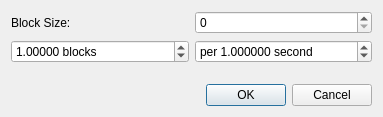
The window that Editor/tools/math/blocksperseconddialog.ui (WohlSoft/Moondust-Project) describes before a commit, drawn with Qt 5.
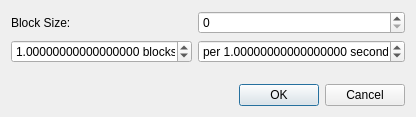
The same window after the commit. Icons and pictures are not drawn.

```diff
--- a/Editor/tools/math/blocksperseconddialog.ui
+++ b/Editor/tools/math/blocksperseconddialog.ui
@@ -57,7 +57,7 @@
       <string> blocks</string>
      </property>
      <property name="decimals">
-      <number>5</number>
+      <number>17</number>
      </property>
      <property name="minimum">
       <double>0.000010000000000</double>
@@ -79,7 +79,7 @@
       <string> second</string>
      </property>
      <property name="decimals">
-      <number>6</number>
+      <number>17</number>
      </property>
      <property name="minimum">
       <double>0.000001000000000</double>
```
